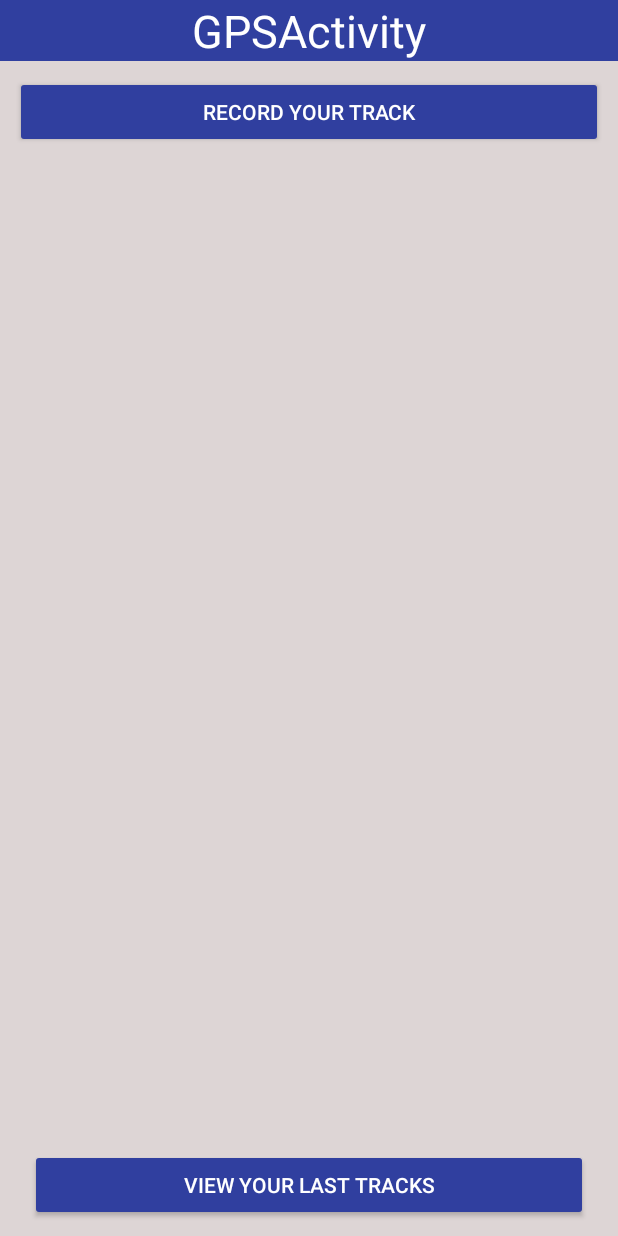
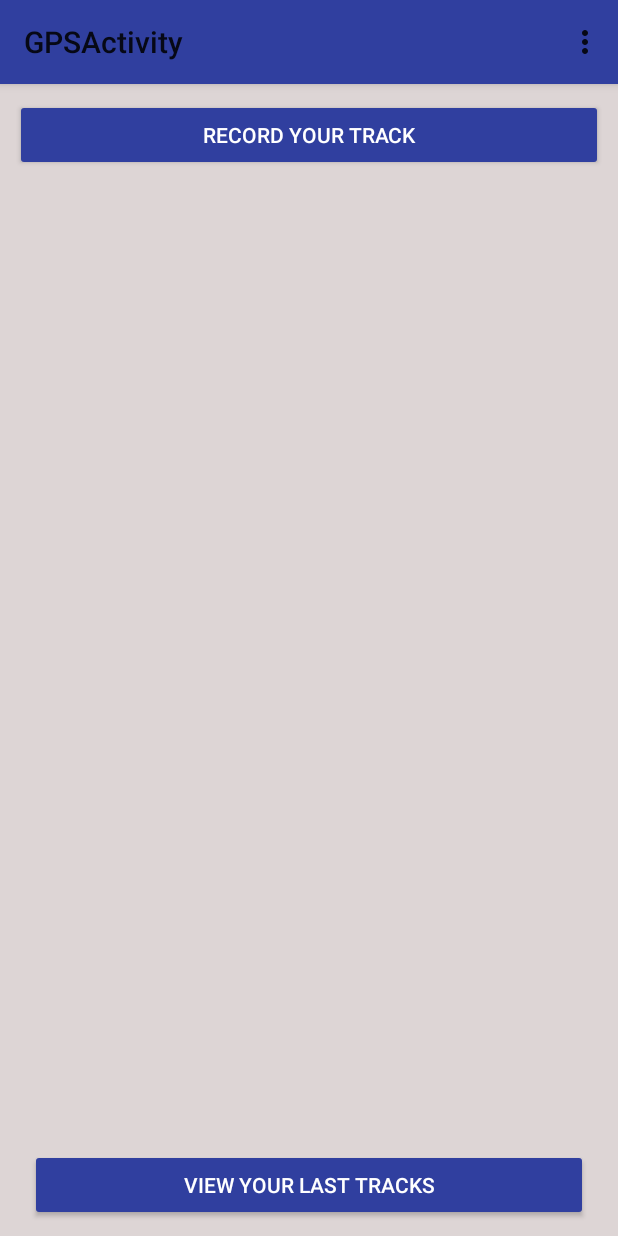
Before and after one commit to kristalis24/GPSActivity, an Android app: the screen it shows after launch (GPSActivity), on a phone screen of 412 x 824 dp. Run offline under Robolectric (Android 15) with nearby library versions, the phone set to English and light mode, and no system bars.

Commit message:
2.2 I/O operations are working

```diff
--- a/app/src/main/AndroidManifest.xml
+++ b/app/src/main/AndroidManifest.xml
@@ -34,7 +34,8 @@
 
         <activity
             android:name="de.cleopa.chentschel.gpsactivity.main.GPSActivity"
-            android:label="@string/title_activity_gps">
+            android:label="@string/title_activity_gps"
+            android:theme="@style/AppTheme.NoActionBar">
 
             <intent-filter>
                 <action android:name="android.intent.action.MAIN"/>
--- a/app/src/main/java/de/cleopa/chentschel/gpsactivity/main/GPSActivity.java
+++ b/app/src/main/java/de/cleopa/chentschel/gpsactivity/main/GPSActivity.java
@@ -1,35 +1,32 @@
 package de.cleopa.chentschel.gpsactivity.main;
 
-import android.app.Activity;
 import android.content.Intent;
 import android.os.Bundle;
-import android.util.Log;
+import android.support.v7.app.AppCompatActivity;
+import android.support.v7.widget.Toolbar;
+import android.view.Menu;
+import android.view.MenuItem;
 import android.view.View;
+import android.widget.Toast;
 
 import java.io.File;
 
 import de.cleopa.chentschel.gpsactivity.R;
 import de.cleopa.chentschel.gpsactivity.service.GeoPositionsService;
 
-public class GPSActivity extends Activity{//implements GpxParser.GpxParserListener, GpxParserHandler.GpxParserProgressListener{
+public class GPSActivity extends AppCompatActivity{//implements GpxParser.GpxParserListener, GpxParserHandler.GpxParserProgressListener{
 
 //    private ProgressDialog mProgressDialog = null;
-//    private Context mContext;
-    private static final String TAG =KarteAnzeigen.class.getSimpleName();
+//    private static final String TAG =KarteAnzeigen.class.getSimpleName();
 
     @Override
     protected void onCreate(Bundle savedInstanceState) {
-
         super.onCreate(savedInstanceState);
         setContentView(R.layout.gpsactivity);
         setTitle(R.string.title_activity_gps);
+        Toolbar toolbar = (Toolbar) findViewById(R.id.toolbar);
+        setSupportActionBar(toolbar);
 //        showSettingsAlert();
-//        File extAnwVerzeichnis = getExternalFilesDir(null);
-//        File akte = new File(extAnwVerzeichnis, "gps.txt");
-//        if (akte.exists()){
-//            deleteFile(akte.toString());
-//            Log.d(TAG, "---> akte.toString(): " + akte.toString() + " <---");
-//        }
         startService(new Intent(this, GeoPositionsService.class));
     }
 
@@ -43,6 +40,32 @@ public class GPSActivity extends Activity{//implements GpxParser.GpxParserListen
         final Intent intent = new Intent(this, KarteAnzeigen.class);
         startActivity(intent);
     }
+
+    public boolean onCreateOptionsMenu(Menu menu){
+        getMenuInflater().inflate(R.menu.gpsactivity, menu);
+        return true;
+    }
+
+    @Override
+    public boolean onOptionsItemSelected(MenuItem item) {
+        // Wir prüfen, ob Menü-Element mit der ID "action_daten_aktualisieren"
+        // ausgewählt wurde und geben eine Meldung aus
+        switch (item.getItemId()) {
+            case R.id.men_Beenden:
+                finish();
+                return true;
+            case R.id.men_deleteFile:
+                File file = getExternalFilesDir(null);
+                file = new File(file, "gps.txt");
+                if (file.delete()){
+                    Toast.makeText(getBaseContext(), "Die alte Strecke wurde gelöscht!", Toast.LENGTH_LONG).show();
+                }else{Toast.makeText(getBaseContext(), "Es existiert keine Strecke zum löschen!", Toast.LENGTH_LONG).show();}
+            default:
+                return super.onOptionsItemSelected(item);
+        }
+    }
+
+
 
 //    /**
 //     * Function to show settings alert dialog
--- a/app/src/main/res/layout/gpsactivity.xml
+++ b/app/src/main/res/layout/gpsactivity.xml
@@ -1,13 +1,13 @@
 <?xml version="1.0" encoding="utf-8"?>
-<RelativeLayout
-    xmlns:android="http://schemas.android.com/apk/res/android"
+<RelativeLayout xmlns:android="http://schemas.android.com/apk/res/android"
     xmlns:tools="http://schemas.android.com/tools"
+    xmlns:app="http://schemas.android.com/apk/res-auto"
     android:layout_width="match_parent"
     android:layout_height="match_parent"
     android:background="@color/background"
     tools:context="de.cleopa.chentschel.gpsactivity.main.GPSActivity">
 
-    <TextView
+<!--    <TextView
         android:id="@+id/app_name"
         android:layout_width="match_parent"
         android:layout_height="wrap_content"
@@ -17,7 +17,17 @@
         android:textSize="30sp"
         android:text="@string/title_activity_gps"
         android:layout_alignParentTop="true"
-        android:layout_centerHorizontal="true" />
+        android:layout_centerHorizontal="true" />-->
+
+    <android.support.v7.widget.Toolbar
+        android:id="@+id/toolbar"
+        android:layout_width="match_parent"
+        android:layout_height="?attr/actionBarSize"
+        android:background="@color/colorPrimaryDark"
+        android:titleTextColor="@color/weiss"
+        android:elevation="4dp"
+        android:theme="@style/ThemeOverlay.AppCompat.ActionBar"
+        app:popupTheme="@style/ThemeOverlay.AppCompat.Light" />
 
     <Button
         android:id="@+id/button_gps"
@@ -30,7 +40,7 @@
         android:textColor="@color/weiss"
         android:text="@string/btn_gps"
         android:onClick="onClickKarteAnzeigen"
-        android:layout_below="@+id/app_name"
+        android:layout_below="@+id/toolbar"
         android:layout_centerHorizontal="true" />
 
     <Button
--- /dev/null
+++ b/app/src/main/res/menu/gpsactivity.xml
@@ -0,0 +1,11 @@
+<?xml version="1.0" encoding="utf-8"?>
+<menu xmlns:android="http://schemas.android.com/apk/res/android">
+    <item
+        android:id="@+id/men_Beenden"
+        android:title="@string/men_beenden"
+        android:icon="@android:drawable/ic_menu_close_clear_cancel" />
+    <item
+        android:id="@+id/men_deleteFile"
+        android:title="@string/men_deleteFile"
+        android:icon="@android:drawable/ic_delete" />
+</menu>
--- a/app/src/main/res/values/strings.xml
+++ b/app/src/main/res/values/strings.xml
@@ -6,4 +6,6 @@
     <string name="btn_gps_last">VIEW YOUR LAST TRACKS</string>
     <string name="position_ich">Hier bin Ich!</string>
     <string name="api_key_v2">AIzaSyC_9Bobhj91oFYxVlck6Xjf23n-jP72wvc</string>
+    <string name="men_beenden">Beenden</string>
+    <string name="men_deleteFile">Alte Strecke löschen</string>
 </resources>
--- a/app/src/main/res/values/styles.xml
+++ b/app/src/main/res/values/styles.xml
@@ -8,4 +8,9 @@
         <item name="colorAccent">@color/colorAccent</item>
     </style>
 
+    <style name="AppTheme.NoActionBar">
+        <item name="windowActionBar">false</item>
+        <item name="windowNoTitle">true</item>
+    </style>
+
 </resources>
```
Also changed, not shown: app/build.gradle (+5 -5 lines), app/src/main/java/de/cleopa/chentschel/gpsactivity/main/KarteAnzeigen.java (+56 -25 lines), app/src/main/java/de/cleopa/chentschel/gpsactivity/service/GeoPositionsService.java (+5 -7 lines).
